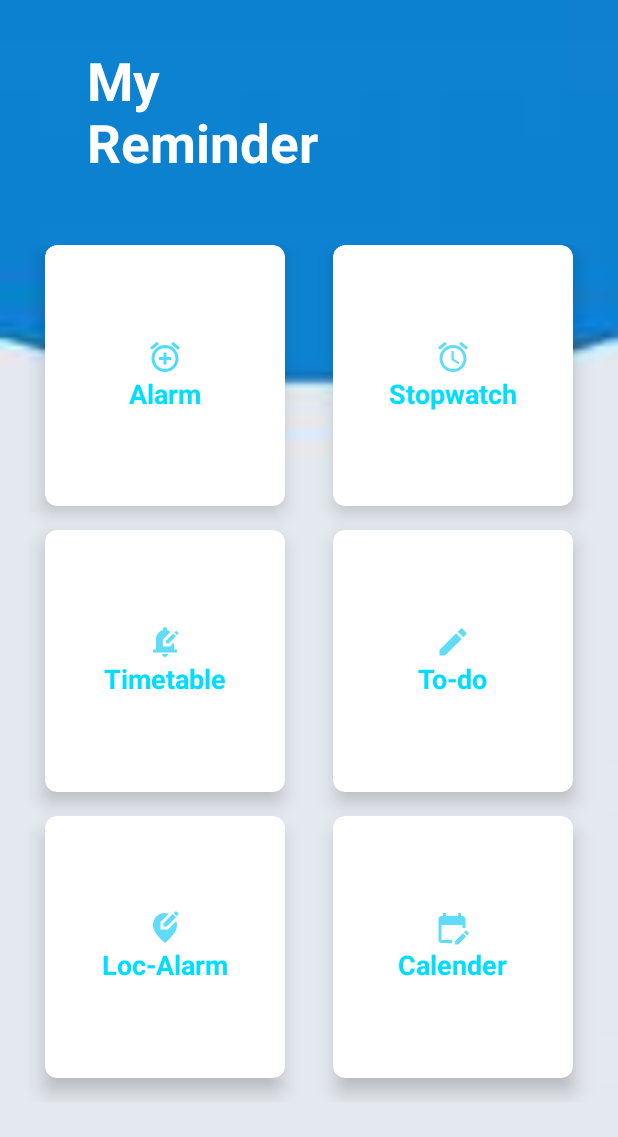
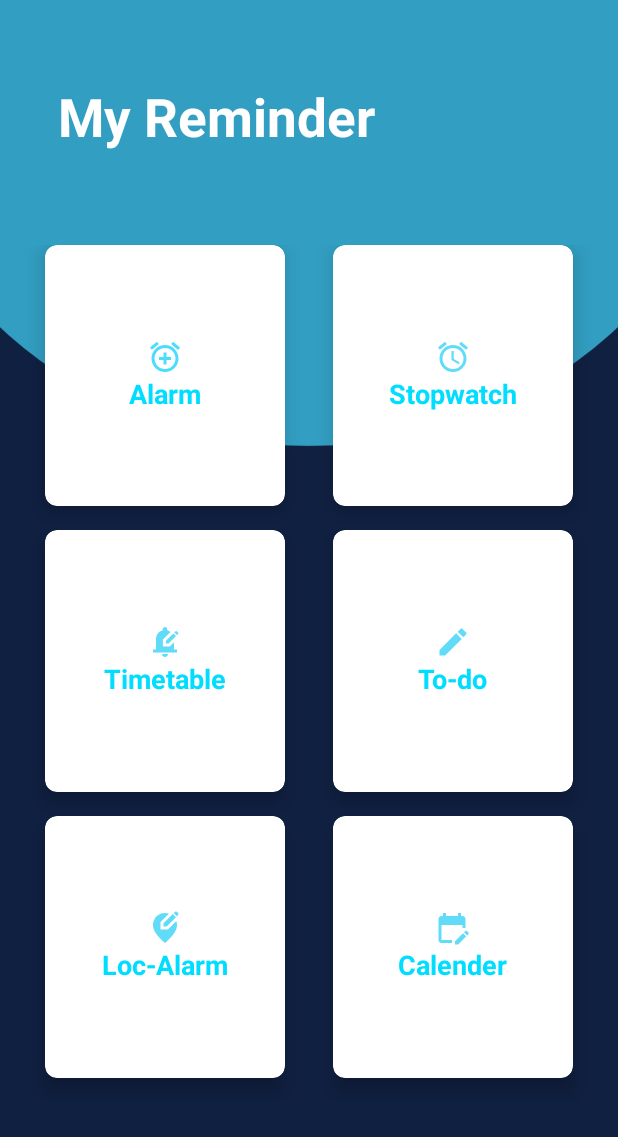
Before and after one commit to FarhanaAkterSuci/Hair, an Android app: the homelogin screen opened directly, with no data from a screen before it, on a phone screen of 412 x 824 dp. Shown: the top 1137 px of the screen. Run offline under Robolectric (Android 15) with nearby library versions, the phone set to English and light mode, and no system bars.

Commit message:
bg changed

```diff
--- a/app/src/main/res/layout/activity_homelogin.xml
+++ b/app/src/main/res/layout/activity_homelogin.xml
@@ -20,18 +20,19 @@
             android:layout_width="match_parent"
             android:layout_height="0dp"
             android:layout_weight="2">
+
             <TextView
                 android:layout_width="wrap_content"
-                android:text="@string/app_name"
-                android:textSize="35sp"
-                android:textStyle="bold"
-
                 android:layout_height="wrap_content"
                 android:layout_alignParentTop="true"
-                android:layout_marginTop="30dp"
+                android:layout_alignParentRight="true"
+
+                android:layout_marginTop="54dp"
+                android:layout_marginRight="162dp"
+                android:text="@string/app_name"
                 android:textColor="@android:color/white"
-                android:layout_alignParentRight="true"
-                android:layout_marginRight="200dp"/>
+                android:textSize="35sp"
+                android:textStyle="bold" />
             <!--imageview-->
 
 
--- a/app/src/main/res/layout/activity_main.xml
+++ b/app/src/main/res/layout/activity_main.xml
@@ -32,9 +32,9 @@
         android:id="@+id/button"
         android:layout_width="131dp"
         android:layout_height="59dp"
-        android:layout_marginStart="170dp"
+        android:layout_marginStart="114dp"
         android:layout_marginTop="273dp"
-        android:layout_marginEnd="122dp"
+        android:layout_marginEnd="132dp"
         android:layout_marginBottom="38dp"
         android:backgroundTint="@color/buttonbg"
         android:gravity="center"
@@ -50,5 +50,5 @@
         app:layout_constraintHorizontal_bias="0.0"
         app:layout_constraintStart_toStartOf="parent"
         app:layout_constraintTop_toBottomOf="@+id/welcome"
-        app:layout_constraintVertical_bias="0.352" />
+        app:layout_constraintVertical_bias="0.0" />
 </androidx.constraintlayout.widget.ConstraintLayout>
--- a/app/src/main/res/values/strings.xml
+++ b/app/src/main/res/values/strings.xml
@@ -1,5 +1,5 @@
 <resources>
-    <string name="app_name">My\nReminder</string>
+    <string name="app_name">My Reminder</string>
     <string name="open_nav">Open Navigation Drawer</string>
     <string name="close_nav">Close Navigation Drawer</string>
     <!-- TODO: Remove or change this placeholder text -->
```
Also changed, not shown: app/src/main/res/drawable/background.jpg.
